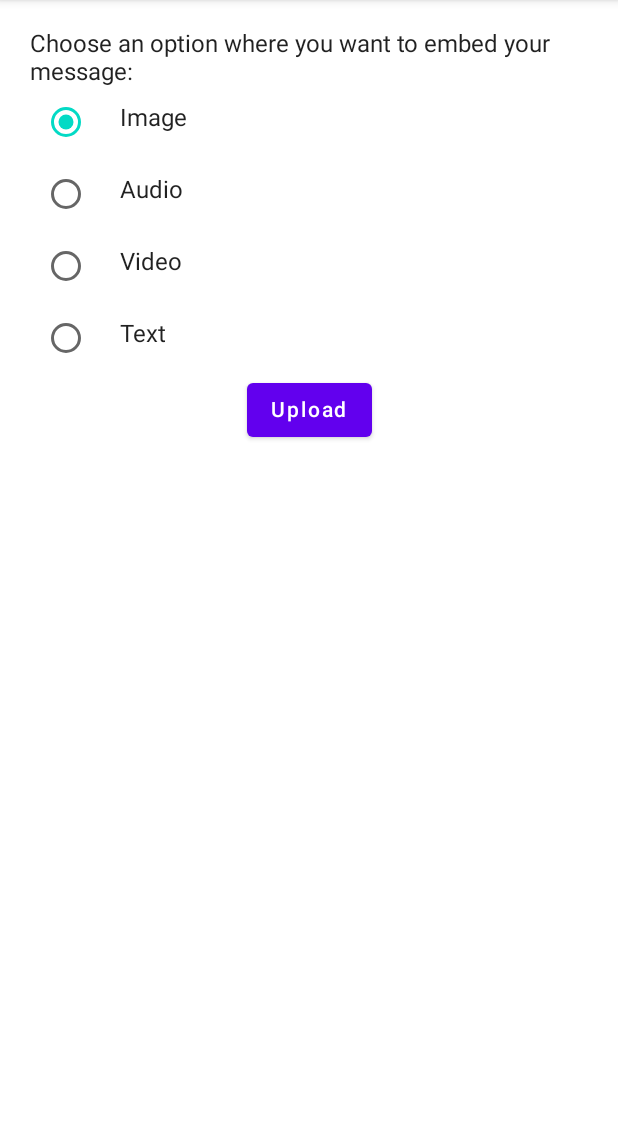
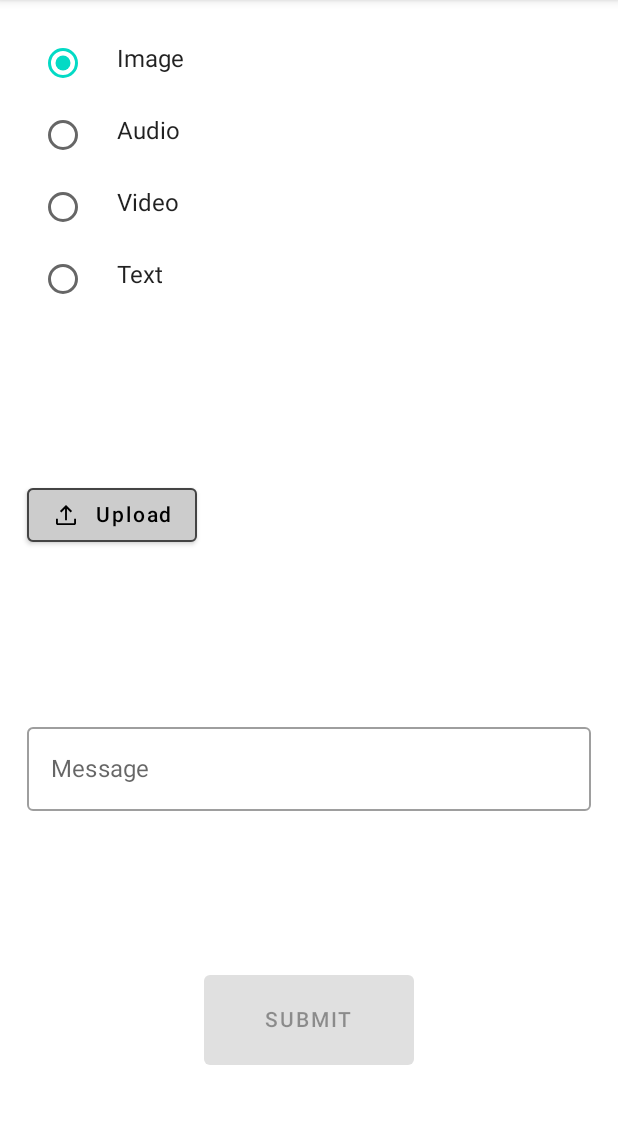
Before and after one commit to Hrithik-3961/StegoShield, an Android app built with Jetpack Compose: the Encrypt screen opened through its navigation route, on a phone screen of 412 x 824 dp, the part 84-1208 px from its top. Run offline under Robolectric (Android 15) with nearby library versions, the phone set to English and light mode, and no system bars.

Commit message:
Added all file types in Encrypt page and created Retrofit Api functions

```diff
--- a/app/src/main/AndroidManifest.xml
+++ b/app/src/main/AndroidManifest.xml
@@ -6,6 +6,7 @@
     <uses-permission
         android:name="android.permission.WRITE_EXTERNAL_STORAGE"
         tools:ignore="ScopedStorage" />
+    <uses-permission android:name="android.permission.INTERNET"/>
 
     <application
         android:allowBackup="true"
--- /dev/null
+++ b/app/src/main/java/com/hrithik/stegoshield/data/MyData.kt
@@ -0,0 +1,5 @@
+package com.hrithik.stegoshield.data
+
+import java.io.File
+
+data class MyData(val file: File, val message:String, val type: String)
--- a/app/src/main/java/com/hrithik/stegoshield/ui/layout/Encrypt.kt
+++ b/app/src/main/java/com/hrithik/stegoshield/ui/layout/Encrypt.kt
@@ -1,26 +1,48 @@
 package com.hrithik.stegoshield.ui.layout
 
 import android.Manifest
-import android.graphics.Bitmap
-import android.graphics.ImageDecoder
+import android.content.Context
+import android.database.Cursor
 import android.net.Uri
+import android.provider.OpenableColumns
+import android.widget.Toast
 import androidx.activity.compose.rememberLauncherForActivityResult
 import androidx.activity.result.contract.ActivityResultContracts
+import androidx.compose.foundation.BorderStroke
 import androidx.compose.foundation.Image
+import androidx.compose.foundation.clickable
+import androidx.compose.foundation.interaction.MutableInteractionSource
 import androidx.compose.foundation.layout.*
 import androidx.compose.foundation.selection.selectable
 import androidx.compose.material.*
 import androidx.compose.runtime.*
 import androidx.compose.ui.Alignment
+import androidx.compose.ui.Alignment.Companion.BottomCenter
+import androidx.compose.ui.ExperimentalComposeUiApi
 import androidx.compose.ui.Modifier
-import androidx.compose.ui.graphics.asImageBitmap
+import androidx.compose.ui.graphics.Color
 import androidx.compose.ui.platform.LocalContext
+import androidx.compose.ui.platform.LocalFocusManager
+import androidx.compose.ui.platform.LocalSoftwareKeyboardController
+import androidx.compose.ui.res.painterResource
 import androidx.compose.ui.tooling.preview.Preview
 import androidx.compose.ui.unit.dp
 import com.google.accompanist.permissions.ExperimentalPermissionsApi
 import com.google.accompanist.permissions.rememberMultiplePermissionsState
+import com.hrithik.stegoshield.R
+import com.hrithik.stegoshield.data.MyData
+import com.hrithik.stegoshield.data.RetrofitApi
+import retrofit2.Call
+import retrofit2.Callback
+import retrofit2.Response
+import java.io.File
+import java.util.*
 
-@OptIn(ExperimentalPermissionsApi::class)
+var file: File? = null
+var message: String = ""
+var type: String = "image"
+
+@OptIn(ExperimentalPermissionsApi::class, ExperimentalComposeUiApi::class)
 @Composable
 fun Encrypt() {
     val permissionsState = rememberMultiplePermissionsState(
@@ -30,41 +52,72 @@ fun Encrypt() {
         )
     )
     var requestPermission by remember { mutableStateOf(true) }
-    val radioOptions = listOf("Image", "Audio", "Video", "Text")
-    val (selectedOption, onOptionSelected) = remember { mutableStateOf(radioOptions[0]) }
+    val radioOptions = listOf("image", "audio", "video", "text")
+    var selectedOption by remember { mutableStateOf(radioOptions[0]) }
+    var messageState by remember { mutableStateOf("") }
+    val fileState = remember { mutableStateOf<File?>(null) }
+    var submitState by remember { mutableStateOf(false) }
+    val context = LocalContext.current
+
+    val keyboardController = LocalSoftwareKeyboardController.current
+    val focusManager = LocalFocusManager.current
+    val interactionSource = remember { MutableInteractionSource() }
+
+    submitState = messageState.isNotEmpty() && fileState.value != null
 
     Scaffold(
         modifier = Modifier.fillMaxSize(),
         topBar = { TopAppBar(title = { Text("StegoShield") }) }
     ) { contentPadding ->
-        Box(modifier = Modifier.padding(contentPadding)) {
+        Box(
+            modifier = Modifier
+                .padding(contentPadding)
+                .fillMaxSize()
+                .clickable(interactionSource = interactionSource, indication = null) {
+                    keyboardController?.hide()
+                    focusManager.clearFocus(true)
+                }
+        ) {
             Column(
-                modifier = Modifier.padding(20.dp),
-                horizontalAlignment = Alignment.CenterHorizontally,
+                modifier = Modifier
+                    .fillMaxSize()
+                    .padding(18.dp),
+                verticalArrangement = Arrangement.SpaceBetween
             ) {
-                Text("Choose an option where you want to embed your message:")
+                Column {
                     radioOptions.forEach { text ->
                         Row(modifier = Modifier
                             .fillMaxWidth()
                             .selectable(
                                 selected = (text == selectedOption),
                                 onClick = {
-                                onOptionSelected(text)
+                                    selectedOption = text
+                                    type = selectedOption
                                 }
                             )
                         ) {
                             RadioButton(
                                 selected = (text == selectedOption),
-                            onClick = { onOptionSelected(text) })
+                                onClick = {
+                                    selectedOption = text
+                                    type = selectedOption
+                                })
                             Text(
-                            text = text,
+                                text = text.replaceFirstChar {
+                                    if (it.isLowerCase()) it.titlecase(
+                                        Locale.US
+                                    ) else it.toString()
+                                },
                                 style = MaterialTheme.typography.body1.merge(),
                                 modifier = Modifier.padding(12.dp)
                             )
                         }
                     }
+                }
 
-                Button(onClick = {
+                Row(verticalAlignment = Alignment.CenterVertically) {
+                    Button(
+                        onClick = {
                             requestPermission =
                                 if (requestPermission && !permissionsState.allPermissionsGranted) {
                                     permissionsState.launchMultiplePermissionRequest()
@@ -72,11 +125,51 @@ fun Encrypt() {
                                 } else
                                     false
 
-                }) {
-                    Text("Upload")
+                        },
+                        border = BorderStroke(1.dp, Color.DarkGray),
+                        colors = ButtonDefaults.outlinedButtonColors(
+                            contentColor = Color.Black,
+                            backgroundColor = Color.LightGray
+                        )
+                    ) {
+                        Image(
+                            painterResource(R.drawable.upload_icon),
+                            contentDescription = null,
+                            modifier = Modifier.size(20.dp)
+                        )
+                        Text("Upload", Modifier.padding(start = 10.dp))
                     }
+                    Spacer(modifier = Modifier.width(10.dp))
                     if (!requestPermission) {
-                    UploadFromGallery()
+                        UploadFromPhone(context, selectedOption, fileState)
+                    }
+                }
+                OutlinedTextField(
+                    modifier = Modifier.fillMaxWidth(),
+                    value = messageState,
+                    onValueChange = { newText ->
+                        messageState = newText
+                        message = messageState
+                    },
+                    label = { Text("Message") },
+                    placeholder = { Text("Enter the message you want to embed") }
+                )
+                Box(
+                    modifier = Modifier
+                        .fillMaxWidth()
+                        .padding(bottom = 40.dp)
+                ) {
+                    Button(
+                        onClick = {
+                            onSubmitClicked(context)
+                        }, modifier = Modifier
+                            .height(60.dp)
+                            .width(140.dp)
+                            .align(BottomCenter),
+                        enabled = submitState
+                    ) {
+                        Text("SUBMIT")
+                    }
                 }
             }
         }
@@ -84,32 +177,79 @@ fun Encrypt() {
 }
 
 @Composable
-fun UploadFromGallery() {
-    var imageUri by remember {
+fun UploadFromPhone(context: Context, type: String, fileState: MutableState<File?>) {
+    var fileUri by remember {
         mutableStateOf<Uri?>(null)
     }
-    val context = LocalContext.current
-    var bitmap: Bitmap
     val launcher = rememberLauncherForActivityResult(
         ActivityResultContracts.GetContent()
     ) { uri: Uri? ->
-        imageUri = uri
-    }
-    LaunchedEffect(Unit) {
-        launcher.launch("image/*")
+        fileUri = uri
     }
 
-    imageUri?.let {
+    LaunchedEffect(Unit) {
+        launcher.launch("$type/*")
+    }
+    fileUri?.let {
+        fileState.value = File(fileUri.toString())
+        file = fileState.value
+        Text(getFileName(fileUri!!, context))
 
-        val source = ImageDecoder.createSource(context.contentResolver, it)
-        bitmap = ImageDecoder.decodeBitmap(source)
+    }
+}
 
-        Image(
-            bitmap = bitmap.asImageBitmap(),
-            contentDescription = null,
-            modifier = Modifier.size(400.dp)
-        )
+fun onSubmitClicked(context: Context) {
+
+    if (file != null && message.isNotEmpty()) {
+        val data = MyData(file!!, message, type)
+        RetrofitApi.retrofitService.postData(data)?.enqueue(object : Callback<MyData?> {
+            override fun onResponse(call: Call<MyData?>, response: Response<MyData?>) {
+                if (response.message() == "OK") {
+                    Toast.makeText(
+                        context,
+                        "File Successfully Uploaded",
+                        Toast.LENGTH_SHORT
+                    ).show()
+                } else {
+                    Toast.makeText(
+                        context,
+                        "Error ${response.code()}: ${response.body()}",
+                        Toast.LENGTH_SHORT
+                    ).show()
                 }
+            }
+
+            override fun onFailure(call: Call<MyData?>, t: Throwable) {
+                Toast.makeText(
+                    context,
+                    "FAILED: ${t.message}",
+                    Toast.LENGTH_SHORT
+                ).show()
+            }
+        })
+
+    }
+}
+
+fun getFileName(uri: Uri, context: Context): String {
+    var result: String? = null
+    if (uri.scheme == "content") {
+        val cursor: Cursor? = context.contentResolver.query(uri, null, null, null, null)
+        cursor.use {
+            if (it != null && it.moveToFirst()) {
+                val idx = it.getColumnIndex(OpenableColumns.DISPLAY_NAME)
+                result = it.getString(idx)
+            }
+        }
+    }
+    if (result == null) {
+        result = uri.path
+        val cut = result!!.lastIndexOf('/')
+        if (cut != -1) {
+            result = result!!.substring(cut + 1)
+        }
+    }
+    return result as String
 }
 
 @Preview
--- /dev/null
+++ b/app/src/main/res/drawable/upload_icon.xml
@@ -0,0 +1,9 @@
+<vector xmlns:android="http://schemas.android.com/apk/res/android"
+    android:width="48dp"
+    android:height="48dp"
+    android:viewportWidth="960"
+    android:viewportHeight="960">
+  <path
+      android:fillColor="@android:color/black"
+      android:pathData="M220,800Q196,800 178,782Q160,764 160,740L160,597L220,597L220,740Q220,740 220,740Q220,740 220,740L740,740Q740,740 740,740Q740,740 740,740L740,597L800,597L800,740Q800,764 782,782Q764,800 740,800L220,800ZM450,647L450,276L330,396L287,353L480,160L673,353L630,396L510,276L510,647L450,647Z"/>
+</vector>
```
Also changed, not shown: app/src/main/java/com/hrithik/stegoshield/data/RetrofitApi.kt (added, +33 -0 lines). Lines whose indentation alone changed are shown as unchanged.
